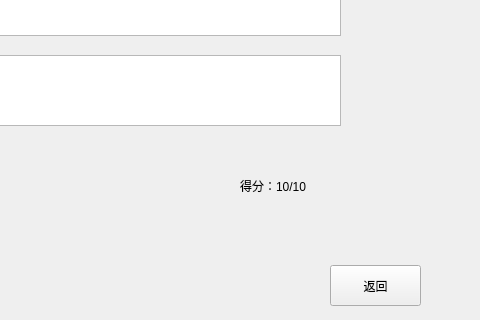
Above: ui/ObjectiveItemQuiz.ui from Harahan/BUAA-python-programming-2022-summer before the change; both pictures show x 720 to 1200 and y 435 to 755 of the 1200 by 755 pixel window. Below: the same form after it.
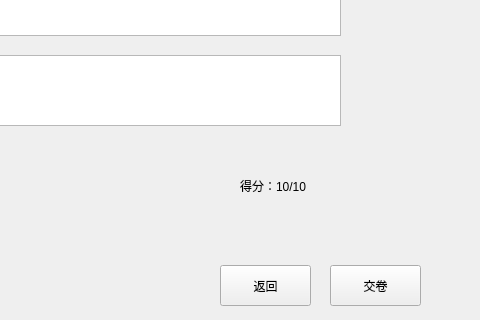
That is the form after the change.

The edit to the form file:
```diff
--- a/ui/ObjectiveItemQuiz.ui
+++ b/ui/ObjectiveItemQuiz.ui
@@ -135,7 +135,7 @@
     <string notr="true">font: 75 10pt &quot;Consolas&quot; rgb(241, 255, 235);</string>
    </property>
    <property name="text">
-    <string>返回</string>
+    <string>交卷</string>
    </property>
   </widget>
   <widget class="QTextEdit" name="AQuestionTextEdit">
@@ -274,6 +274,22 @@
     <string>正确答案：A, B, C, D</string>
    </property>
   </widget>
+  <widget class="QPushButton" name="goBackButton_2">
+   <property name="geometry">
+    <rect>
+     <x>940</x>
+     <y>700</y>
+     <width>91</width>
+     <height>41</height>
+    </rect>
+   </property>
+   <property name="styleSheet">
+    <string notr="true">font: 75 10pt &quot;Consolas&quot; rgb(241, 255, 235);</string>
+   </property>
+   <property name="text">
+    <string>返回</string>
+   </property>
+  </widget>
  </widget>
  <resources/>
  <connections/>
```
